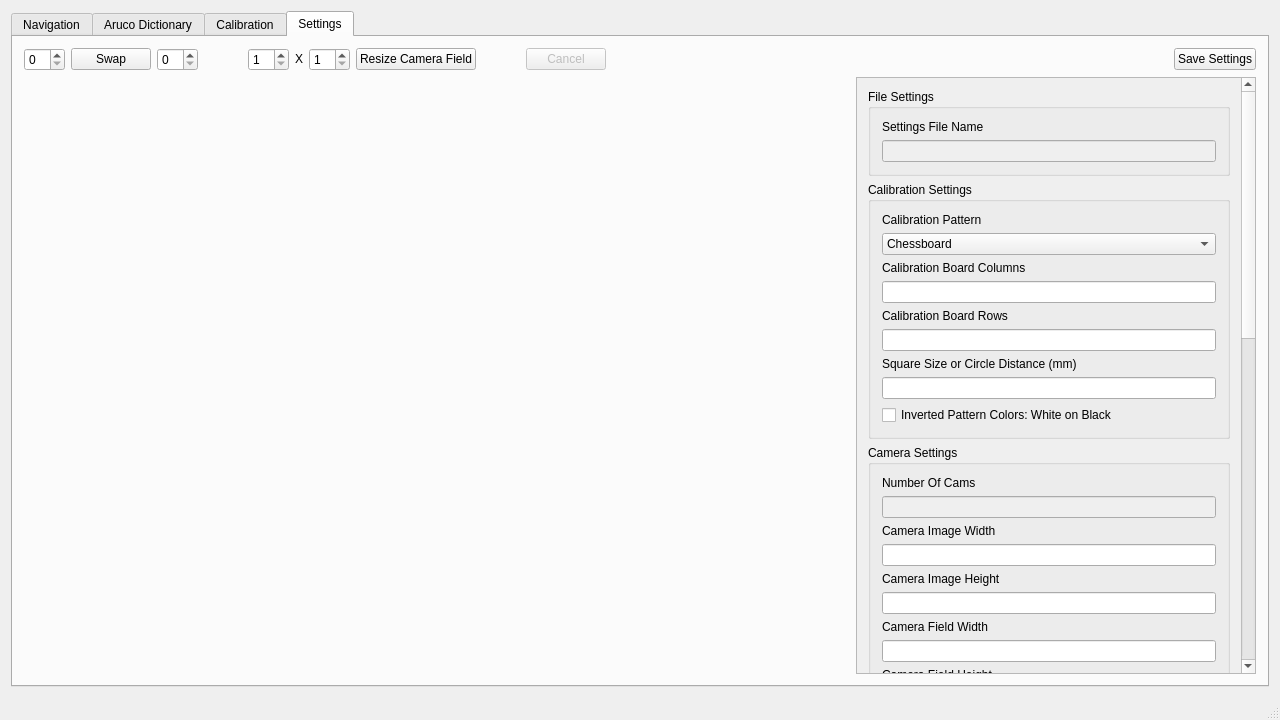
BBRUSS/VPJW17G5, file 04_All/RobotDetection Portiert/robotdetectionmainwindow.ui: the form before one commit.
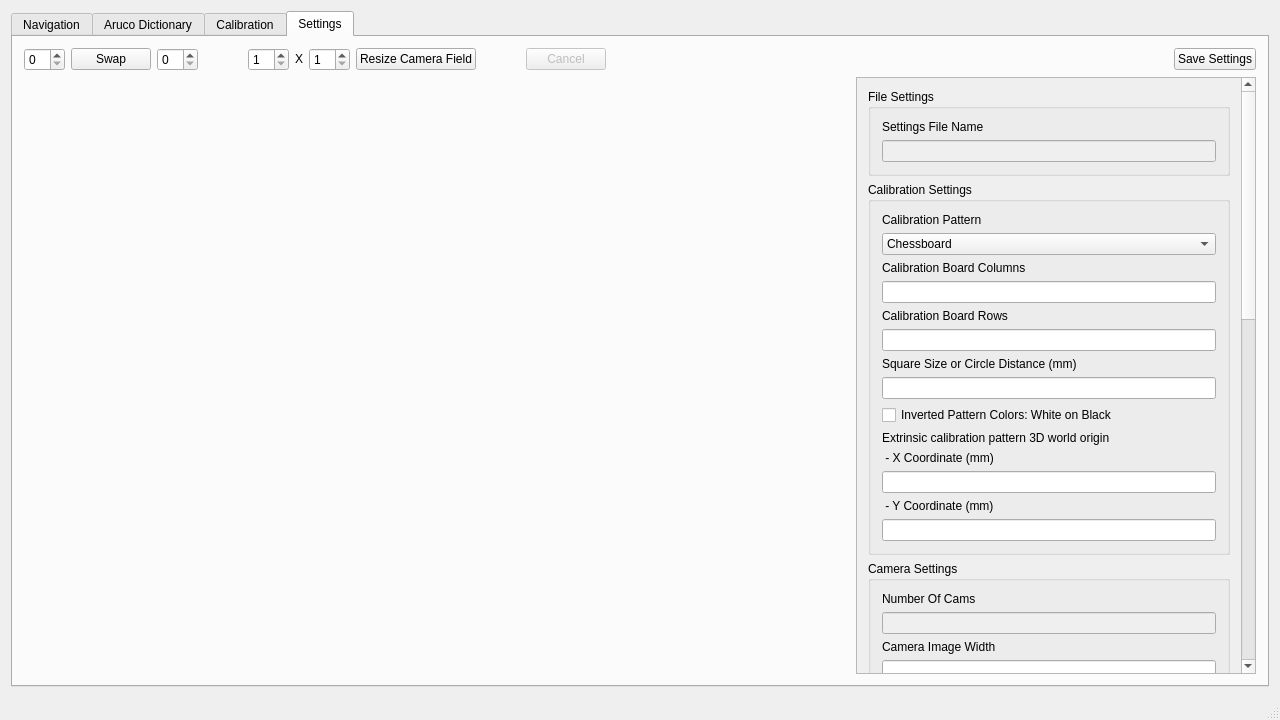
The form after the commit. The open tabs and pages were chosen to show the change. Icons and pictures are not drawn.

Commit message: Clear Code und new Function: Configure real 3d world calib pattern origin by GUI

Patch:
```diff
--- a/04_All/RobotDetection Portiert/robotdetectionmainwindow.ui
+++ b/04_All/RobotDetection Portiert/robotdetectionmainwindow.ui
@@ -1725,9 +1725,9 @@
                <property name="geometry">
                 <rect>
                  <x>0</x>
-                 <y>0</y>
-                 <width>381</width>
-                 <height>1235</height>
+                 <y>-156</y>
+                 <width>384</width>
+                 <height>1442</height>
                 </rect>
                </property>
                <property name="minimumSize">
@@ -1871,6 +1871,33 @@
                        </property>
                       </widget>
                      </item>
+                     <item>
+                      <widget class="QLabel" name="labelExtrCalibOrigin">
+                       <property name="text">
+                        <string>Extrinsic calibration pattern 3D world origin</string>
+                       </property>
+                      </widget>
+                     </item>
+                     <item>
+                      <widget class="QLabel" name="labelExtrCalibOriginX">
+                       <property name="text">
+                        <string> - X Coordinate (mm)</string>
+                       </property>
+                      </widget>
+                     </item>
+                     <item>
+                      <widget class="QLineEdit" name="lineEditExtrCalibOriginX"/>
+                     </item>
+                     <item>
+                      <widget class="QLabel" name="labelExtrCalibOriginY">
+                       <property name="text">
+                        <string> - Y Coordinate (mm)</string>
+                       </property>
+                      </widget>
+                     </item>
+                     <item>
+                      <widget class="QLineEdit" name="lineEditExtrCalibOriginY"/>
+                     </item>
                     </layout>
                    </item>
                   </layout>
```
Left out of the diff: 6 changed lines with no effect on the pictures. The commit also changes 45 other files.
